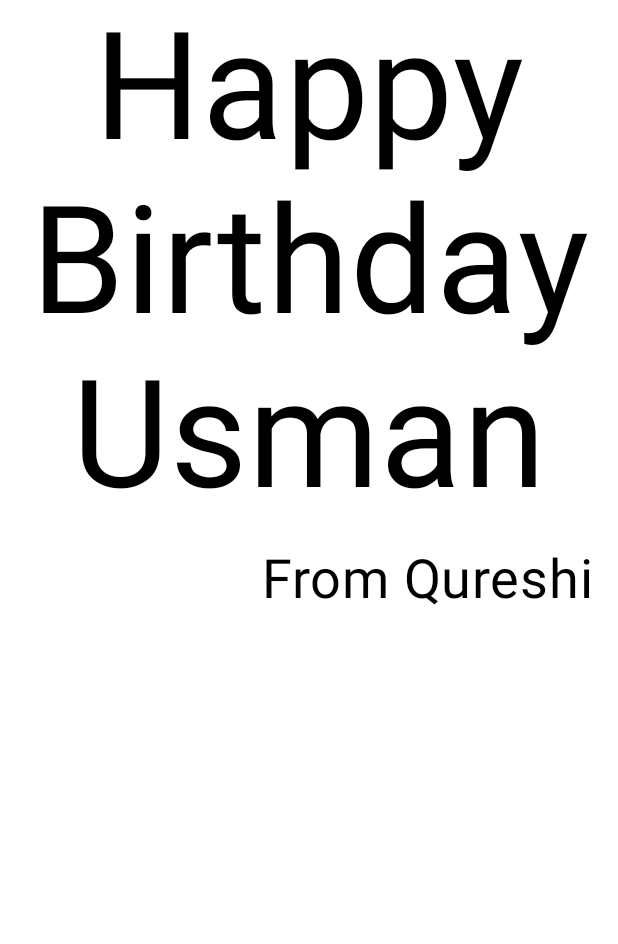
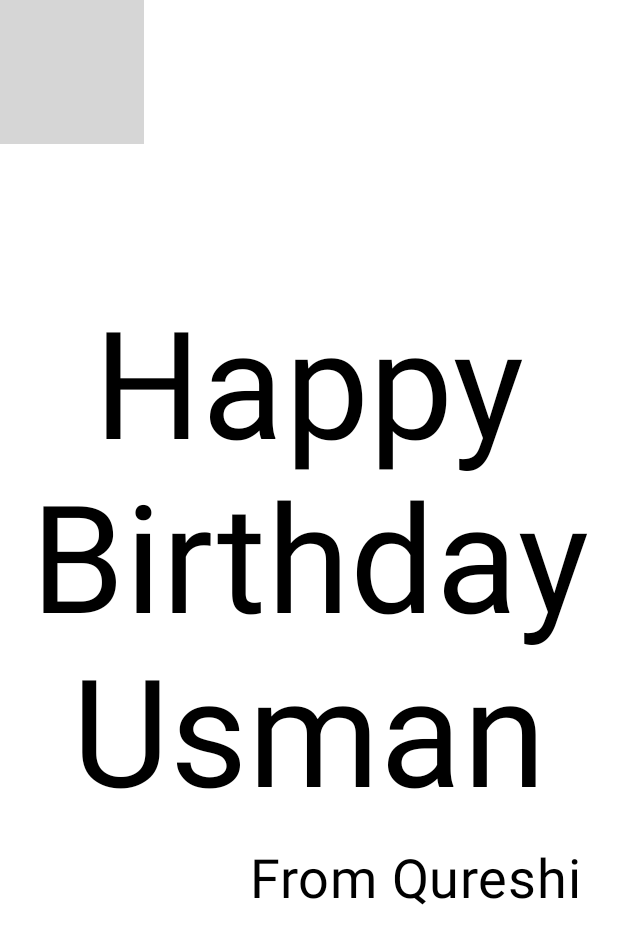
Before and after one commit to UsmanQT/kotlin-android-learn, an Android app built with Jetpack Compose: the @Preview function GreetingPreview, on a phone screen of 412 x 824 dp. Shown: the top 944 px of the screen. Run offline under Robolectric (Android 15) with nearby library versions, the light colour scheme and no system bars; grey boxes are pictures that could not be loaded.

Commit message:
added background image to the application using painterResource

```diff
--- a/app/src/main/java/com/example/birthdaycard/BirthdayCardActivity.kt
+++ b/app/src/main/java/com/example/birthdaycard/BirthdayCardActivity.kt
@@ -13,6 +13,9 @@ import androidx.compose.material3.Text
 import androidx.compose.runtime.Composable
 import androidx.compose.ui.Alignment
 import androidx.compose.ui.Modifier
+import androidx.compose.ui.res.painterResource
+import androidx.compose.foundation.Image
+import androidx.compose.foundation.layout.Box
 import androidx.compose.ui.text.style.TextAlign
 import androidx.compose.ui.tooling.preview.Preview
 import androidx.compose.ui.unit.dp
@@ -56,6 +59,19 @@ fun GreetingText(message: String, from: String, modifier: Modifier = Modifier) {
     }
 
 }
+
+@Composable
+fun GreetingImage(message: String, from: String, modifier: Modifier = Modifier) {
+    val image = painterResource(id = R.drawable.androidparty)
+    Box(modifier) {
+        Image(
+            painter = image,
+            contentDescription = null
+        )
+        GreetingText(message = "Happy Birthday Usman", from = "From Qureshi", modifier = Modifier.fillMaxSize().padding(8.dp))
+    }
+}
+
 @Preview(
     showBackground = false,
     showSystemUi = true,
@@ -64,6 +80,6 @@ fun GreetingText(message: String, from: String, modifier: Modifier = Modifier) {
 @Composable
 fun GreetingPreview() {
     BirthdayCardTheme {
-        GreetingText(message = "Happy Birthday Usman", from = "From Qureshi")
+        GreetingImage(message = "Happy Birthday Usman", from = "From Qureshi")
     }
 }
```
Also changed, not shown: 1 other file.
